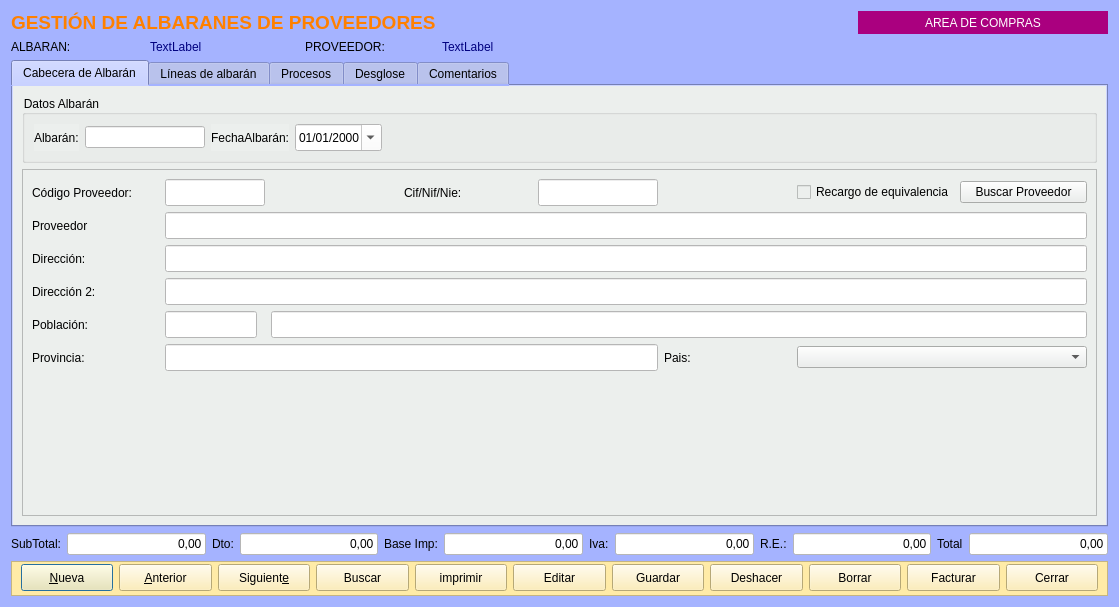
Old version of the form Zona_Compras/frmalbaranproveedor.ui in the repository arcnexus/RedFoX.
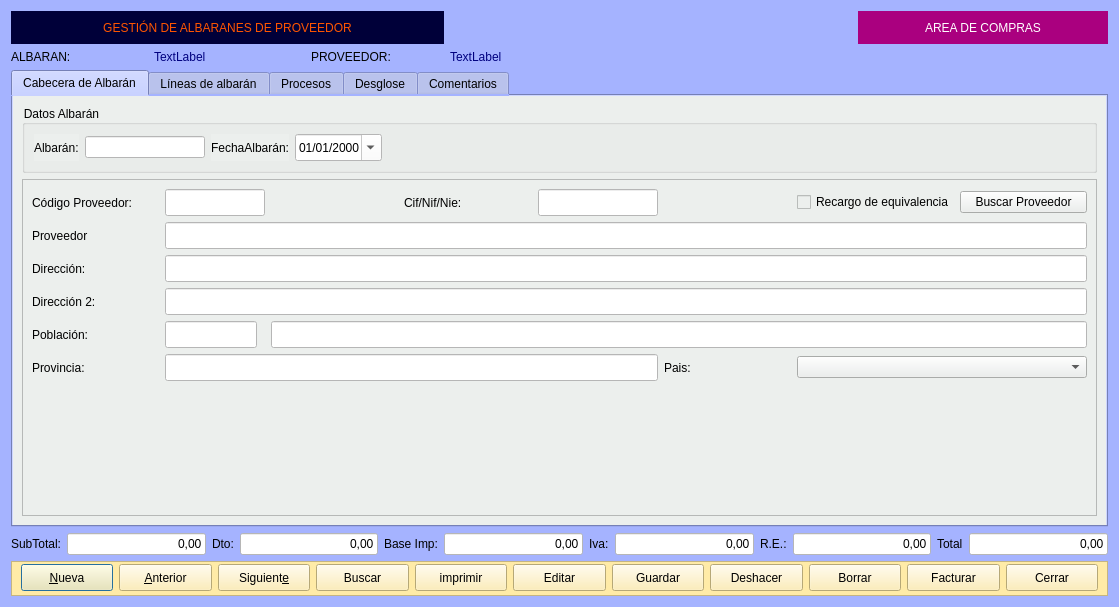
New version of the form. Icons and pictures are not drawn.

The edit to the form file:
```diff
--- a/Zona_Compras/frmalbaranproveedor.ui
+++ b/Zona_Compras/frmalbaranproveedor.ui
@@ -200,8 +200,22 @@
    </item>
    <item row="0" column="0" colspan="3">
     <widget class="QLabel" name="label_36">
+     <property name="minimumSize">
+      <size>
+       <width>433</width>
+       <height>33</height>
+      </size>
+     </property>
+     <property name="styleSheet">
+      <string notr="true">background-color: rgb(0, 0, 57);
+font: 14pt &quot;Sans Serif&quot;;
+color: rgb(255, 85, 0);</string>
+     </property>
      <property name="text">
-      <string>&lt;html&gt;&lt;head/&gt;&lt;body&gt;&lt;p&gt;&lt;span style=&quot; font-size:14pt; font-weight:600; color:#ff8000;&quot;&gt;GESTIÓN DE ALBARANES DE PROVEEDORES&lt;/span&gt;&lt;/p&gt;&lt;/body&gt;&lt;/html&gt;</string>
+      <string>GESTIÓN DE ALBARANES DE PROVEEDOR</string>
+     </property>
+     <property name="alignment">
+      <set>Qt::AlignCenter</set>
      </property>
     </widget>
    </item>
```
Left out of the diff: 26 changed lines with no effect on the pictures.
